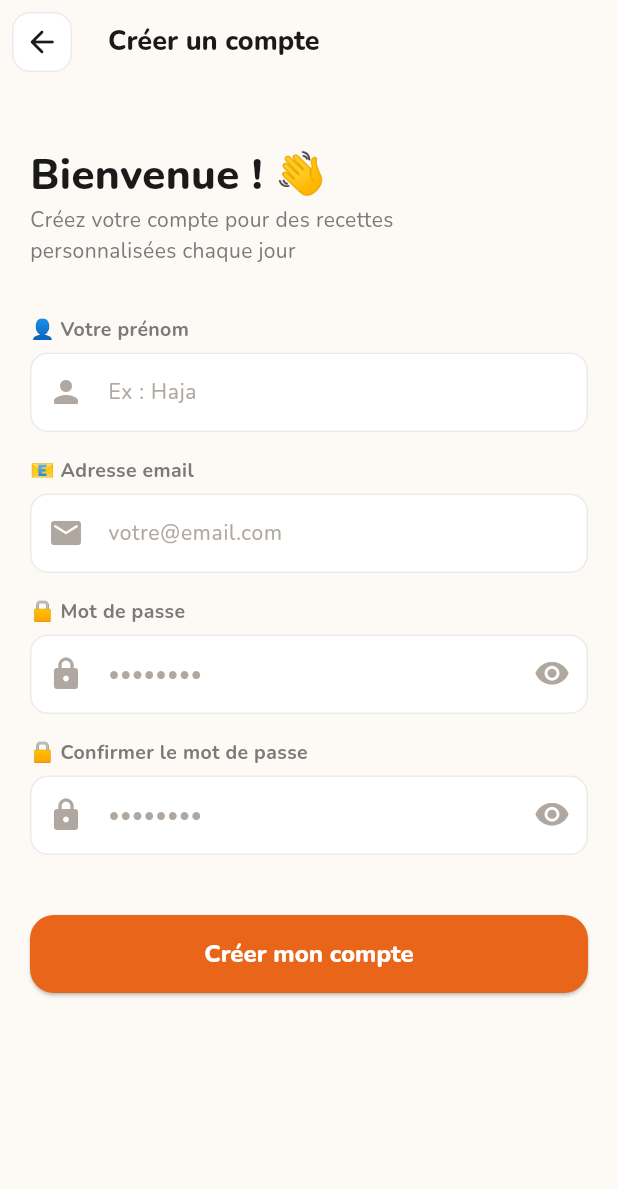
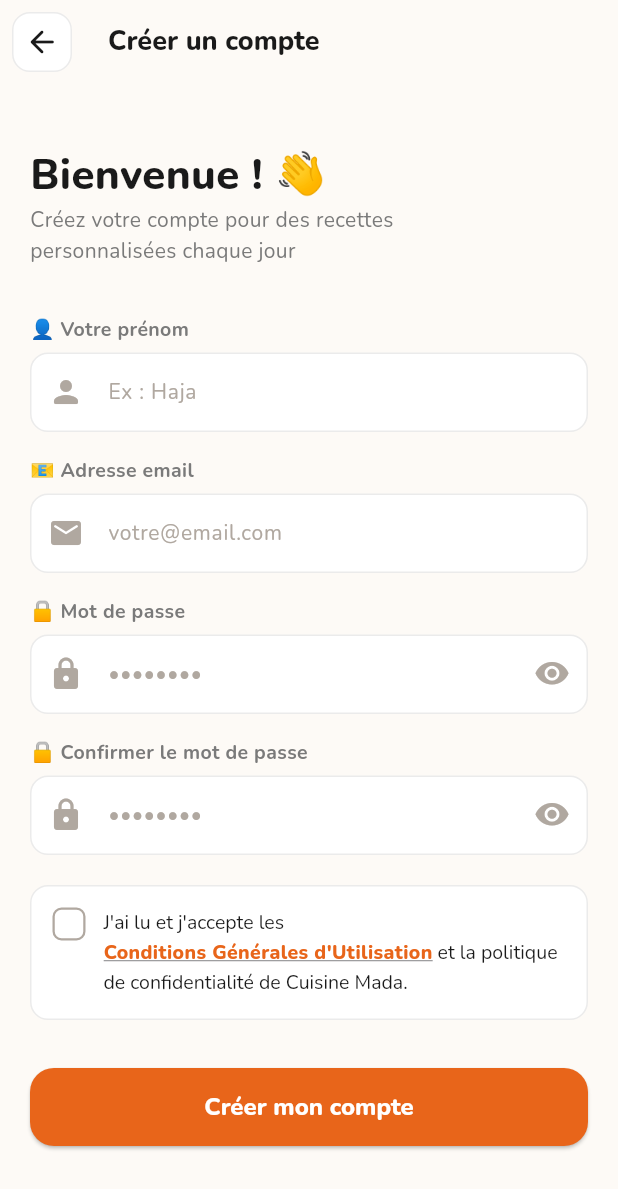
Before and after one commit to Ursulos/cuisine_mada_mobile, a Flutter app: the screen it shows after launch, after a tap on an icon or button, on a phone screen of 412 x 824 dp. Shown: the top 1189 px of the screen. Run offline on Flutter 3.47's test engine with Material 3 defaults, Android fonts, the phone set to English and light mode, and no system bars; our stand-ins replace cloud_firestore, firebase_auth, firebase_core, google_fonts, image_picker; accounts and stored records are empty.

Commit message:
Ajout de la page CGU

```diff
--- a/lib/presentation/pages/auth/register_page.dart
+++ b/lib/presentation/pages/auth/register_page.dart
@@ -3,6 +3,7 @@ import 'package:google_fonts/google_fonts.dart';
 import 'package:firebase_auth/firebase_auth.dart';
 import 'package:cuisine_mada/core/constants/app_colors.dart';
 import 'package:cuisine_mada/core/constants/app_dimensions.dart';
+import 'package:cuisine_mada/presentation/pages/auth/cgu_page.dart';
 import 'package:cuisine_mada/presentation/pages/main_page.dart';
 
 class RegisterPage extends StatefulWidget {
@@ -21,6 +22,7 @@ class _RegisterPageState extends State<RegisterPage> {
   bool _isLoading = false;
   bool _obscurePassword = true;
   bool _obscureConfirm = true;
+  bool _acceptedCgu = false;
   String? _errorMessage;
 
   @override
@@ -34,6 +36,11 @@ class _RegisterPageState extends State<RegisterPage> {
 
   Future<void> _register() async {
     if (!_formKey.currentState!.validate()) return;
+    if (!_acceptedCgu) {
+      setState(() => _errorMessage =
+          'Vous devez accepter les CGU pour continuer.');
+      return;
+    }
     setState(() {
       _isLoading = true;
       _errorMessage = null;
@@ -113,7 +120,9 @@ class _RegisterPageState extends State<RegisterPage> {
                 _buildHeader(),
                 const SizedBox(height: 32),
                 _buildForm(),
-                const SizedBox(height: 24),
+                const SizedBox(height: 20),
+                _buildCguCheckbox(context),
+                const SizedBox(height: 16),
                 if (_errorMessage != null) _buildError(),
                 const SizedBox(height: 16),
                 _buildRegisterButton(),
@@ -159,21 +168,15 @@ class _RegisterPageState extends State<RegisterPage> {
         TextFormField(
           controller: _nameController,
           style: GoogleFonts.nunito(
-            fontSize: 14,
-            color: AppColors.textDark,
-          ),
+              fontSize: 14, color: AppColors.textDark),
           validator: (v) =>
               v!.isEmpty ? 'Prénom obligatoire' : null,
           decoration: InputDecoration(
             hintText: 'Ex : Haja',
             hintStyle: GoogleFonts.nunito(
-              fontSize: 14,
-              color: AppColors.textLight,
-            ),
-            prefixIcon: const Icon(
-              Icons.person_rounded,
-              color: AppColors.textLight,
-            ),
+                fontSize: 14, color: AppColors.textLight),
+            prefixIcon: const Icon(Icons.person_rounded,
+                color: AppColors.textLight),
           ),
         ),
         const SizedBox(height: 16),
@@ -183,9 +186,7 @@ class _RegisterPageState extends State<RegisterPage> {
           controller: _emailController,
           keyboardType: TextInputType.emailAddress,
           style: GoogleFonts.nunito(
-            fontSize: 14,
-            color: AppColors.textDark,
-          ),
+              fontSize: 14, color: AppColors.textDark),
           validator: (v) {
             if (v!.isEmpty) return 'Email obligatoire';
             if (!v.contains('@')) return 'Email invalide';
@@ -194,13 +195,9 @@ class _RegisterPageState extends State<RegisterPage> {
           decoration: InputDecoration(
             hintText: 'votre@email.com',
             hintStyle: GoogleFonts.nunito(
-              fontSize: 14,
-              color: AppColors.textLight,
-            ),
-            prefixIcon: const Icon(
-              Icons.email_rounded,
-              color: AppColors.textLight,
-            ),
+                fontSize: 14, color: AppColors.textLight),
+            prefixIcon: const Icon(Icons.email_rounded,
+                color: AppColors.textLight),
           ),
         ),
         const SizedBox(height: 16),
@@ -210,9 +207,7 @@ class _RegisterPageState extends State<RegisterPage> {
           controller: _passwordController,
           obscureText: _obscurePassword,
           style: GoogleFonts.nunito(
-            fontSize: 14,
-            color: AppColors.textDark,
-          ),
+              fontSize: 14, color: AppColors.textDark),
           validator: (v) {
             if (v!.isEmpty) return 'Mot de passe obligatoire';
             if (v.length < 6) return 'Minimum 6 caractères';
@@ -221,13 +216,9 @@ class _RegisterPageState extends State<RegisterPage> {
           decoration: InputDecoration(
             hintText: '••••••••',
             hintStyle: GoogleFonts.nunito(
-              fontSize: 14,
-              color: AppColors.textLight,
-            ),
-            prefixIcon: const Icon(
-              Icons.lock_rounded,
-              color: AppColors.textLight,
-            ),
+                fontSize: 14, color: AppColors.textLight),
+            prefixIcon: const Icon(Icons.lock_rounded,
+                color: AppColors.textLight),
             suffixIcon: GestureDetector(
               onTap: () => setState(
                   () => _obscurePassword = !_obscurePassword),
@@ -247,9 +238,7 @@ class _RegisterPageState extends State<RegisterPage> {
           controller: _confirmPasswordController,
           obscureText: _obscureConfirm,
           style: GoogleFonts.nunito(
-            fontSize: 14,
-            color: AppColors.textDark,
-          ),
+              fontSize: 14, color: AppColors.textDark),
           validator: (v) {
             if (v!.isEmpty) return 'Confirmation obligatoire';
             if (v != _passwordController.text)
@@ -259,13 +248,9 @@ class _RegisterPageState extends State<RegisterPage> {
           decoration: InputDecoration(
             hintText: '••••••••',
             hintStyle: GoogleFonts.nunito(
-              fontSize: 14,
-              color: AppColors.textLight,
-            ),
-            prefixIcon: const Icon(
-              Icons.lock_rounded,
-              color: AppColors.textLight,
-            ),
+                fontSize: 14, color: AppColors.textLight),
+            prefixIcon: const Icon(Icons.lock_rounded,
+                color: AppColors.textLight),
             suffixIcon: GestureDetector(
               onTap: () => setState(
                   () => _obscureConfirm = !_obscureConfirm),
@@ -279,6 +264,88 @@ class _RegisterPageState extends State<RegisterPage> {
           ),
         ),
       ],
+    );
+  }
+
+  Widget _buildCguCheckbox(BuildContext context) {
+    return Container(
+      padding: const EdgeInsets.all(14),
+      decoration: BoxDecoration(
+        color: _acceptedCgu
+            ? AppColors.secondaryLight
+            : AppColors.white,
+        borderRadius: BorderRadius.circular(AppDimensions.radiusM),
+        border: Border.all(
+          color: _acceptedCgu
+              ? AppColors.secondaryMid
+              : AppColors.border,
+        ),
+      ),
+      child: Row(
+        crossAxisAlignment: CrossAxisAlignment.start,
+        children: [
+          GestureDetector(
+            onTap: () =>
+                setState(() => _acceptedCgu = !_acceptedCgu),
+            child: Container(
+              width: 22,
+              height: 22,
+              decoration: BoxDecoration(
+                color: _acceptedCgu
+                    ? AppColors.secondary
+                    : AppColors.white,
+                borderRadius: BorderRadius.circular(6),
+                border: Border.all(
+                  color: _acceptedCgu
+                      ? AppColors.secondary
+                      : AppColors.textLight,
+                  width: 1.5,
+                ),
+              ),
+              child: _acceptedCgu
+                  ? const Icon(Icons.check_rounded,
+                      color: Colors.white, size: 16)
+                  : null,
+            ),
+          ),
+          const SizedBox(width: 12),
+          Expanded(
+            child: RichText(
+              text: TextSpan(
+                style: GoogleFonts.nunito(
+                  fontSize: 13,
+                  color: AppColors.textDark,
+                  height: 1.5,
+                ),
+                children: [
+                  const TextSpan(text: 'J\'ai lu et j\'accepte les '),
+                  WidgetSpan(
+                    child: GestureDetector(
+                      onTap: () => Navigator.push(
+                        context,
+                        MaterialPageRoute(
+                            builder: (_) => const CguPage()),
+                      ),
+                      child: Text(
+                        'Conditions Générales d\'Utilisation',
+                        style: GoogleFonts.nunito(
+                          fontSize: 13,
+                          fontWeight: FontWeight.w800,
+                          color: AppColors.primary,
+                          decoration: TextDecoration.underline,
+                        ),
+                      ),
+                    ),
+                  ),
+                  const TextSpan(
+                      text:
+                          ' et la politique de confidentialité de Cuisine Mada.'),
+                ],
+              ),
+            ),
+          ),
+        ],
+      ),
     );
   }
 
```
Also changed, not shown: lib/presentation/pages/auth/cgu_page.dart (added, +205 -0 lines).
